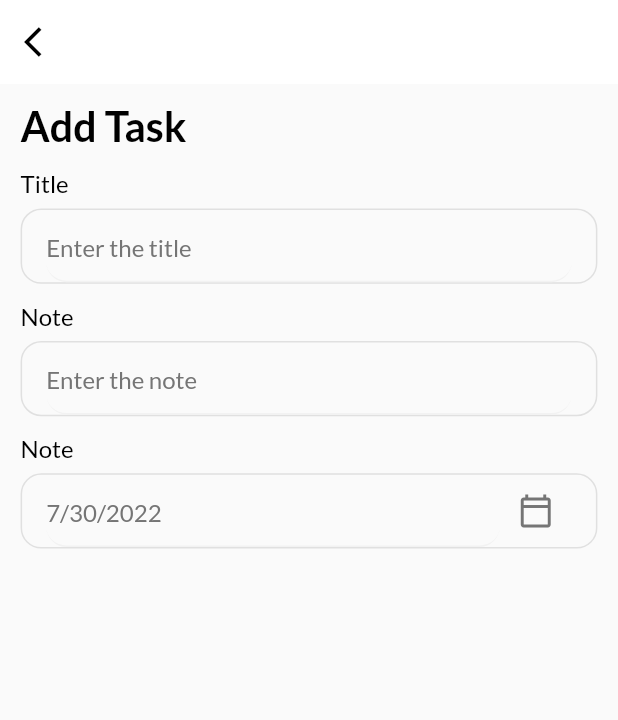
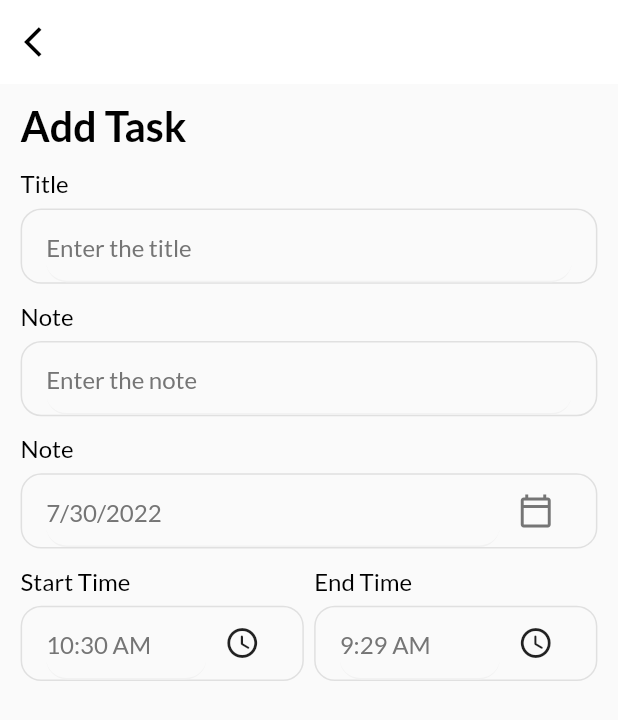
Before and after one commit to ZainNaqvi/Birthday-reminder-sqflite, a Flutter app: the AddTaskBar screen opened directly, on a phone screen of 412 x 824 dp. Shown: the top 720 px of the screen. Run offline on Flutter 3.47's test engine with Material 2 defaults, Android fonts, the phone set to English and light mode, and no system bars; our stand-ins replace date_picker_timeline, flutter_local_notifications, flutter_screenutil, get, get_storage, google_fonts and 1 more; accounts and stored records are empty.

Commit message:
Added add birth day remainder page

```diff
--- a/lib/ui/add_task_page.dart
+++ b/lib/ui/add_task_page.dart
@@ -15,6 +15,8 @@ class AddTaskBar extends StatefulWidget {
 
 class _AddTaskBarState extends State<AddTaskBar> {
   DateTime? _selectedDate = DateTime.now();
+  String _startTime = DateFormat('hh:mm a').format(DateTime.now()).toString();
+  String _endTime = "9:29 AM";
   @override
   Widget build(BuildContext context) {
     return Scaffold(
@@ -43,9 +45,7 @@ class _AddTaskBarState extends State<AddTaskBar> {
                 hintText: DateFormat.yMd().format(_selectedDate!),
                 widget: IconButton(
                   onPressed: () async {
-                    setState(() {
-                      _selectedDate = _getUserDate(context);
-                    });
+                    _getUserDate(context);
                   },
                   icon: Icon(
                     Icons.calendar_today_outlined,
@@ -54,7 +54,33 @@ class _AddTaskBarState extends State<AddTaskBar> {
                 ),
               ),
               Row(
-                children: [],
+                children: [
+                  Expanded(
+                    child: MyTextField(
+                      hintText: _startTime,
+                      lable: "Start Time",
+                      widget: IconButton(
+                        icon: Icon(Icons.access_time_rounded),
+                        onPressed: () {
+                          _getUserTIme(isStarttime: true);
+                        },
+                      ),
+                    ),
+                  ),
+                  SizedBox(width: 6.w),
+                  Expanded(
+                    child: MyTextField(
+                      hintText: _endTime,
+                      lable: "End Time",
+                      widget: IconButton(
+                        icon: Icon(Icons.access_time_rounded),
+                        onPressed: () {
+                          _getUserTIme(isStarttime: false);
+                        },
+                      ),
+                    ),
+                  ),
+                ],
               ),
             ],
           ),
@@ -79,6 +105,33 @@ class _AddTaskBarState extends State<AddTaskBar> {
     }
   }
 
+  _getUserTIme({required bool isStarttime}) async {
+    var userPickTime = await _showTimePicker();
+    String _formatedTime = userPickTime.format(context);
+    if (userPickTime == null) {
+      print("Time is not valid time cancelled");
+    } else if (isStarttime) {
+      setState(() {
+        _startTime = _formatedTime;
+      });
+    } else if (isStarttime == false) {
+      setState(() {
+        _endTime = _formatedTime;
+      });
+    }
+  }
+
+  _showTimePicker() {
+    return showTimePicker(
+      initialEntryMode: TimePickerEntryMode.input,
+      context: context,
+      initialTime: TimeOfDay(
+        hour: int.parse(_startTime.split(":")[0]),
+        minute: int.parse(_startTime.split(":")[1].split(" ")[0]),
+      ),
+    );
+  }
+
   AppBar _appBar() {
     return AppBar(
       elevation: 0,
```
